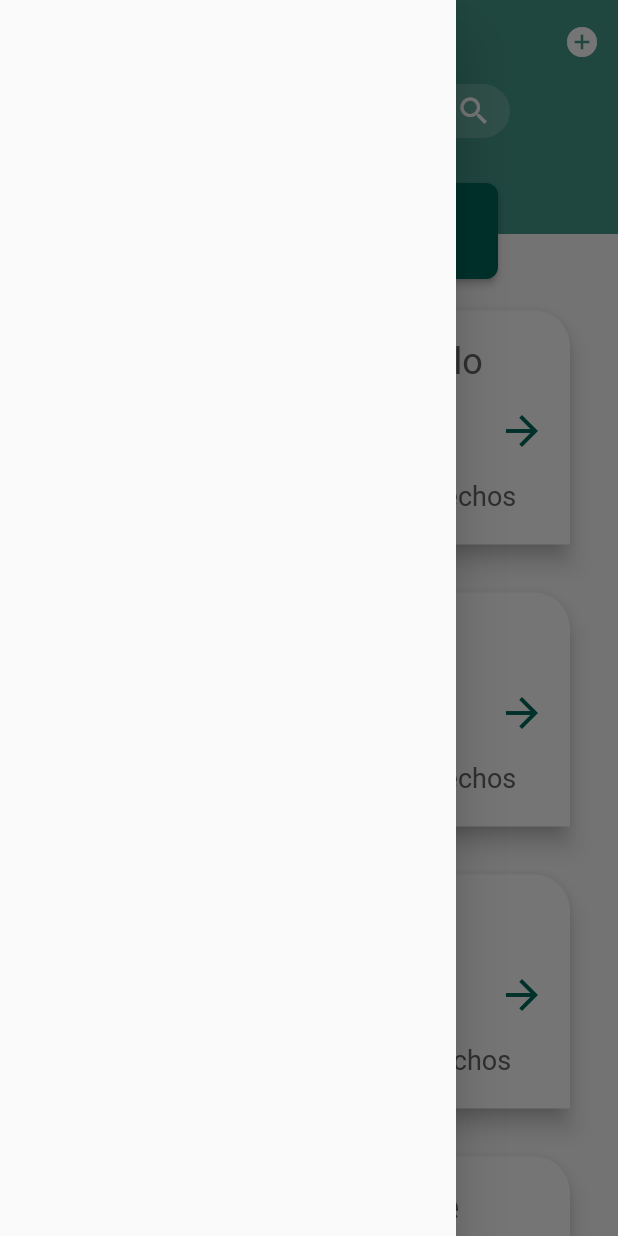
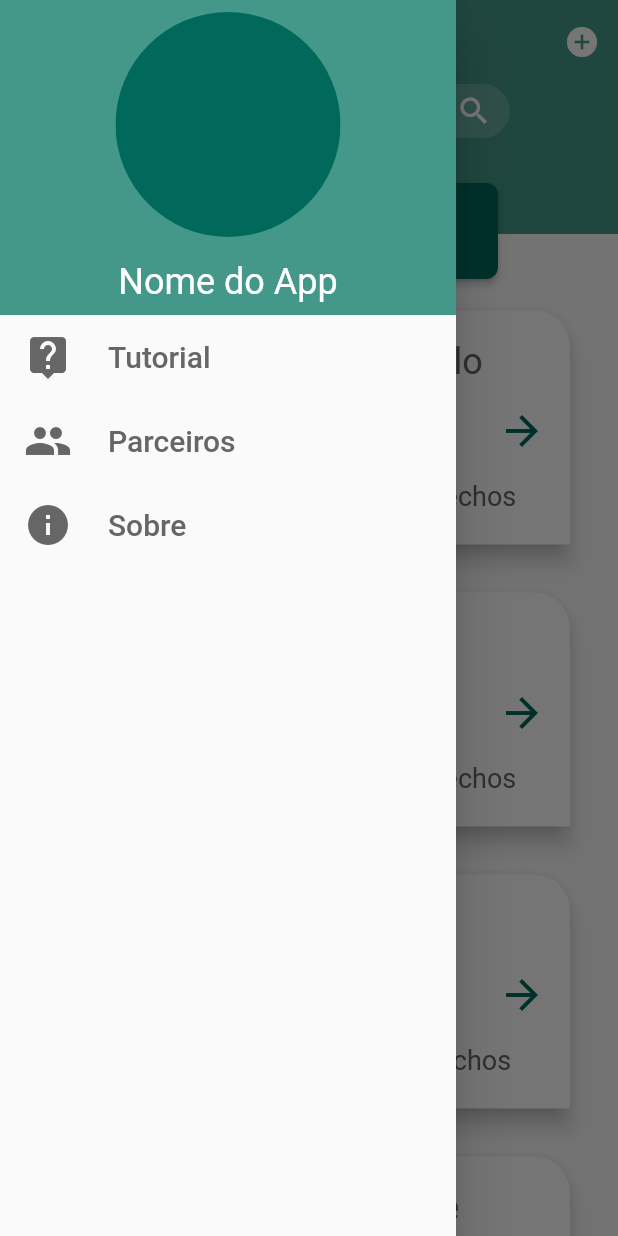
Before and after one commit to TheuFerreira/Flutter-Barraginha, a Flutter app: the screen it shows after launch, with the side drawer open, on a phone screen of 412 x 824 dp. Run offline on Flutter 3.47's test engine with Material 2 defaults, Android fonts, the phone set to English and light mode, and no system bars; our stand-ins replace flutter_mobx, mobx; generated files the repository leaves out were written again.

Commit message:
Added Drawer in Projects Page

```diff
--- a/lib/app/screens/projects/projects_page.dart
+++ b/lib/app/screens/projects/projects_page.dart
@@ -26,9 +26,99 @@ class _ProjectsPageState extends State<ProjectsPage> {
 
   @override
   Widget build(BuildContext context) {
+    // TODO: Refactor
     return Scaffold(
       drawer: Drawer(
-        child: Column(),
+        child: Column(
+          crossAxisAlignment: CrossAxisAlignment.stretch,
+          children: [
+            Container(
+              color: const Color(0xFF439889),
+              child: SafeArea(
+                child: Padding(
+                  padding: const EdgeInsets.symmetric(vertical: 8.0),
+                  child: Column(
+                    children: [
+                      ClipRRect(
+                        borderRadius: BorderRadius.circular(75),
+                        child: Container(
+                          color: const Color(0xFF00695C),
+                          height: 150,
+                          width: 150,
+                        ),
+                      ),
+                      const SizedBox(height: 16.0),
+                      const Text(
+                        'Nome do App',
+                        style: TextStyle(
+                          color: Colors.white,
+                          fontSize: 24.0,
+                        ),
+                      ),
+                    ],
+                  ),
+                ),
+              ),
+            ),
+            Expanded(
+              child: ListView(
+                children: [
+                  ListTile(
+                    leading: const Icon(
+                      Icons.live_help,
+                      size: 32.0,
+                    ),
+                    title: const Text(
+                      'Tutorial',
+                      style: TextStyle(
+                        fontSize: 20.0,
+                      ),
+                    ),
+                    textColor: const Color(0xFF666666),
+                    iconColor: const Color(0xFF666666),
+                    onTap: () {
+                      // TODO: Tutorial
+                    },
+                  ),
+                  ListTile(
+                    leading: const Icon(
+                      Icons.people,
+                      size: 32.0,
+                    ),
+                    title: const Text(
+                      'Parceiros',
+                      style: TextStyle(
+                        fontSize: 20.0,
+                      ),
+                    ),
+                    textColor: const Color(0xFF666666),
+                    iconColor: const Color(0xFF666666),
+                    onTap: () {
+                      // TODO: Parceiros
+                    },
+                  ),
+                  ListTile(
+                    leading: const Icon(
+                      Icons.info,
+                      size: 32.0,
+                    ),
+                    title: const Text(
+                      'Sobre',
+                      style: TextStyle(
+                        fontSize: 20.0,
+                      ),
+                    ),
+                    textColor: const Color(0xFF666666),
+                    iconColor: const Color(0xFF666666),
+                    onTap: () {
+                      // TODO: Sobre
+                    },
+                  ),
+                ],
+              ),
+            ),
+          ],
+        ),
       ),
       appBar: AppBar(
         elevation: 0,
@@ -97,6 +187,7 @@ class _ProjectsPageState extends State<ProjectsPage> {
   }
 
   void _onTapNewProject() async {
+    // TODO: Simplify this Rule
     final result = await showDialog(
       context: context,
       builder: (_) {
```
